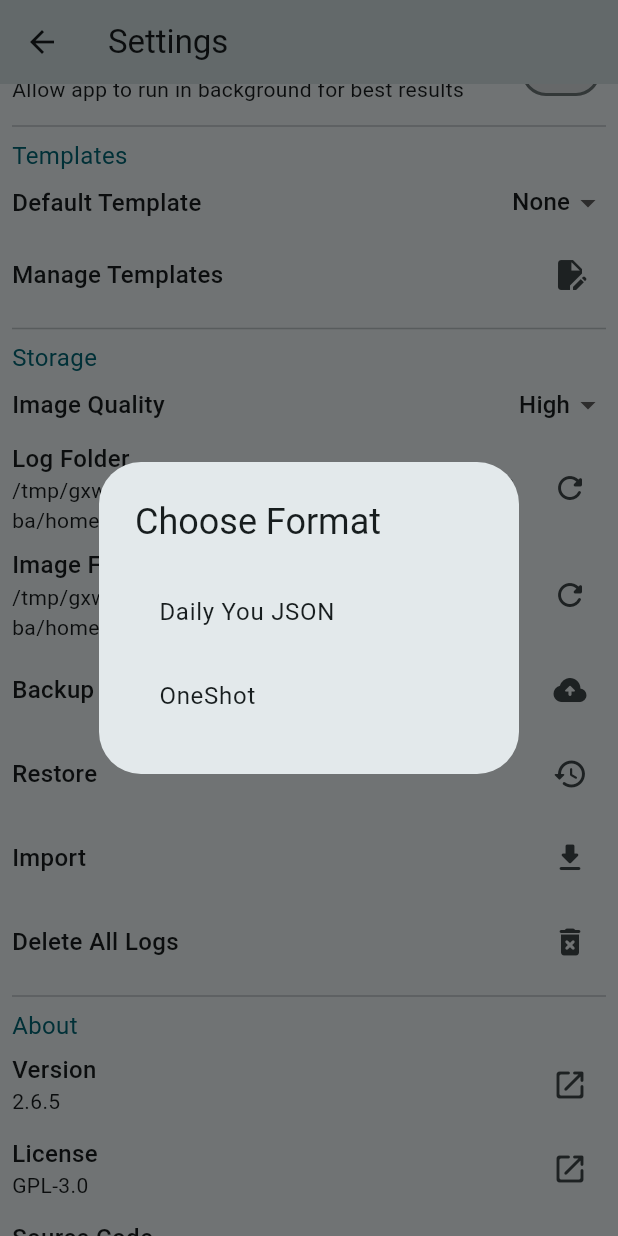
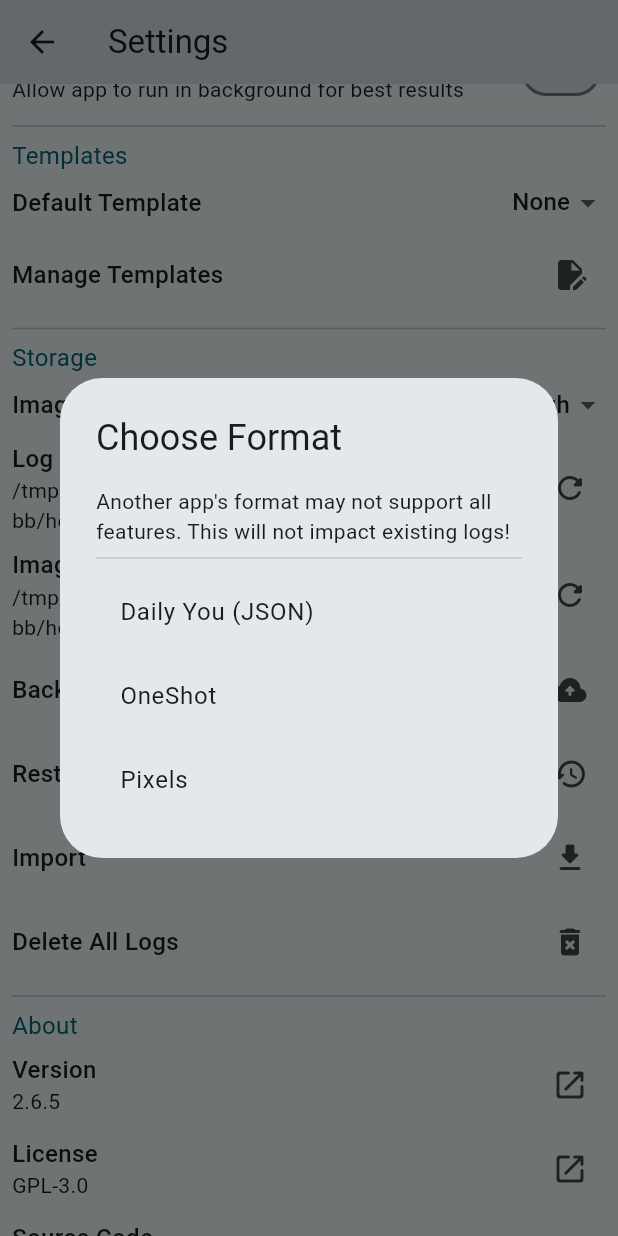
Before and after one commit to Demizo/Daily_You, a Flutter app: the SettingsPage screen opened directly, scrolled down 379 dp, after a tap on the "download" icon, on a phone screen of 412 x 824 dp. Run offline on Flutter 3.47's test engine with Material 3 defaults, Android fonts, the phone set to English and light mode, and no system bars; our stand-ins replace device_info_plus, easy_debounce, file_picker, fl_chart, flutter_colorpicker, flutter_local_notifications and 9 more; missing offline and left inert: android_alarm_manager_plus, cached_memory_image, markdown_toolbar, markdown_widget, media_scanner, saf_stream and 5 more; accounts and stored records are empty; generated files the repository leaves out were written again; statements that could not run were skipped.

Commit message:
feat: add Pixels import option

```diff
--- a/lib/l10n/intl_en.arb
+++ b/lib/l10n/intl_en.arb
@@ -187,10 +187,14 @@
   "@importImages": {},
   "logFormatTitle": "Choose Format",
   "@logFormatTitle": {},
-  "formatDailyYouJson": "Daily You JSON",
+  "logFormatDescription": "Another app's format may not support all features. This will not impact existing logs!",
+  "@logFormatDescription": {},
+  "formatDailyYouJson": "Daily You (JSON)",
   "@formatDailyYouJson": {},
   "formatOneShot": "OneShot",
   "@formatOneShot": {},
+  "formatPixels": "Pixels",
+  "@formatPixels": {},
   "settingsDeleteAllLogsTitle": "Delete All Logs",
   "@settingsDeleteAllLogsTitle": {},
   "settingsDeleteAllLogsDescription": "Do you want to delete all of your logs?",
--- a/lib/pages/settings_page.dart
+++ b/lib/pages/settings_page.dart
@@ -296,7 +296,10 @@ class _SettingsPageState extends State<SettingsPage> {
           title: Text(AppLocalizations.of(context)!.logFormatTitle),
           content: Column(
             mainAxisSize: MainAxisSize.min,
+            crossAxisAlignment: CrossAxisAlignment.start,
             children: [
+              Text(AppLocalizations.of(context)!.logFormatDescription),
+              Divider(),
               ListTile(
                   title: Text(AppLocalizations.of(context)!.formatDailyYouJson),
                   onTap: () {
@@ -307,6 +310,12 @@ class _SettingsPageState extends State<SettingsPage> {
                   title: Text(AppLocalizations.of(context)!.formatOneShot),
                   onTap: () {
                     chosenFormat = ImportFormat.oneShot;
+                    Navigator.of(context).pop();
+                  }),
+              ListTile(
+                  title: Text(AppLocalizations.of(context)!.formatPixels),
+                  onTap: () {
+                    chosenFormat = ImportFormat.pixels;
                     Navigator.of(context).pop();
                   }),
             ],
@@ -326,6 +335,10 @@ class _SettingsPageState extends State<SettingsPage> {
         });
       } else if (chosenFormat == ImportFormat.oneShot) {
         await ImportUtils.importFromOneShot((status) {
+          statusNotifier.value = status;
+        });
+      } else if (chosenFormat == ImportFormat.pixels) {
+        await ImportUtils.importFromPixels((status) {
           statusNotifier.value = status;
         });
       }
```
Also changed, not shown: lib/import_utils.dart (+56 -0 lines).
